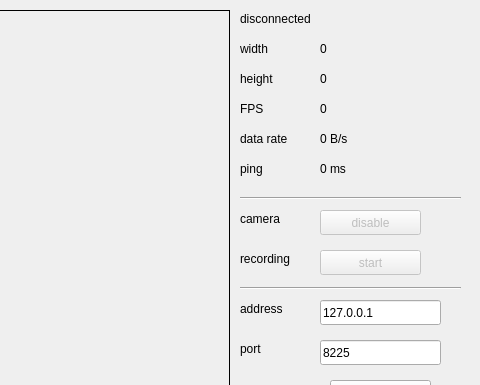
Old version of the form src/monitor/MonitorWindow.ui in the repository jwolf02/RobotCar; both pictures show x 420 to 900 and y 0 to 385 of the 900 by 500 pixel window.
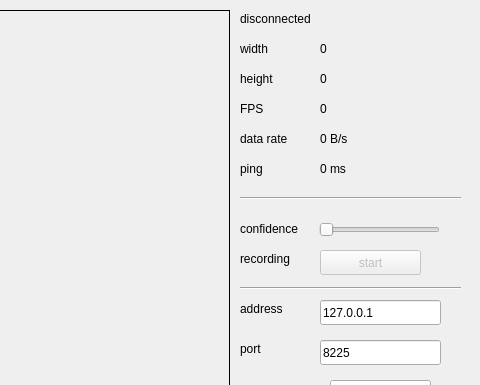
New version of the form.

Patch:
```diff
--- a/src/monitor/MonitorWindow.ui
+++ b/src/monitor/MonitorWindow.ui
@@ -103,35 +103,6 @@
      <string>data rate</string>
     </property>
    </widget>
-   <widget class="QLabel" name="label_6">
-    <property name="geometry">
-     <rect>
-      <x>660</x>
-      <y>210</y>
-      <width>67</width>
-      <height>17</height>
-     </rect>
-    </property>
-    <property name="text">
-     <string>camera</string>
-    </property>
-   </widget>
-   <widget class="QPushButton" name="camera">
-    <property name="enabled">
-     <bool>false</bool>
-    </property>
-    <property name="geometry">
-     <rect>
-      <x>740</x>
-      <y>210</y>
-      <width>101</width>
-      <height>25</height>
-     </rect>
-    </property>
-    <property name="text">
-     <string>disable</string>
-    </property>
-   </widget>
    <widget class="QPushButton" name="connection">
     <property name="geometry">
      <rect>
@@ -381,6 +352,41 @@
      <string>0 ms</string>
     </property>
    </widget>
+   <widget class="QSlider" name="confidence">
+    <property name="enabled">
+     <bool>false</bool>
+    </property>
+    <property name="geometry">
+     <rect>
+      <x>739</x>
+      <y>220</y>
+      <width>121</width>
+      <height>20</height>
+     </rect>
+    </property>
+    <property name="value">
+     <number>0</number>
+    </property>
+    <property name="orientation">
+     <enum>Qt::Horizontal</enum>
+    </property>
+    <property name="tickPosition">
+     <enum>QSlider::NoTicks</enum>
+    </property>
+   </widget>
+   <widget class="QLabel" name="label_6">
+    <property name="geometry">
+     <rect>
+      <x>660</x>
+      <y>220</y>
+      <width>81</width>
+      <height>17</height>
+     </rect>
+    </property>
+    <property name="text">
+     <string>confidence</string>
+    </property>
+   </widget>
    <zorder>label_9</zorder>
    <zorder>status</zorder>
    <zorder>label_2</zorder>
```
Left out of the diff: 4 changed lines with no effect on the pictures.
